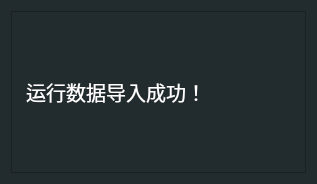
Qt form M2Dialog1.ui (Estellalan/gzdw_desk) before a commit.
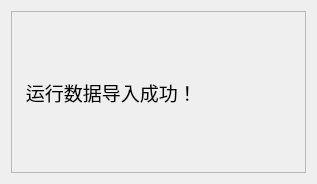
The same form after that commit.

```diff
--- a/M2Dialog1.ui
+++ b/M2Dialog1.ui
@@ -14,7 +14,7 @@
    <string>导入运行数据</string>
   </property>
   <property name="styleSheet">
-   <string notr="true">background-color: #222b2e;</string>
+   <string notr="true"/>
   </property>
   <layout class="QVBoxLayout" name="verticalLayout">
    <item>
@@ -47,17 +47,15 @@
         </property>
         <property name="font">
          <font>
-          <family>楷体</family>
-          <pointsize>15</pointsize>
-          <weight>50</weight>
+          <family>Microsoft YaHei</family>
+          <pointsize>14</pointsize>
+          <weight>3</weight>
           <italic>false</italic>
           <bold>false</bold>
          </font>
         </property>
         <property name="styleSheet">
-         <string notr="true">color: rgb(255, 255, 255);
-font: 15pt &quot;楷体&quot;;
- text-align: center;</string>
+         <string notr="true">font: 25 14pt &quot;Microsoft YaHei&quot;;</string>
         </property>
         <property name="text">
          <string> 运行数据导入成功！</string>
```
